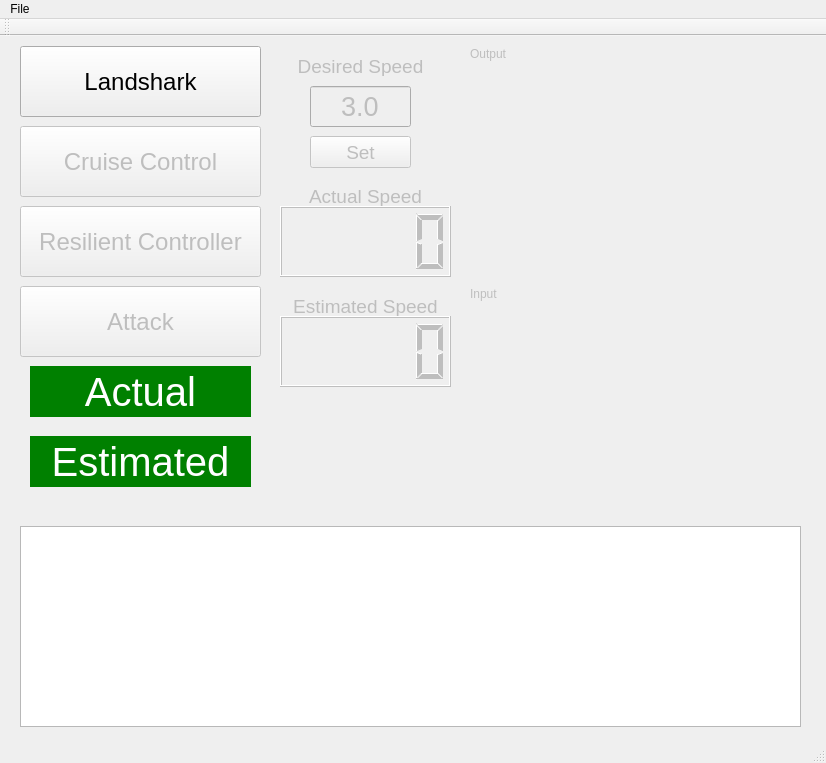
This is hacms/mainwindow.ui in PRECISE/HACMSDemo as Qt 5 draws it before an edit. The edited form follows.
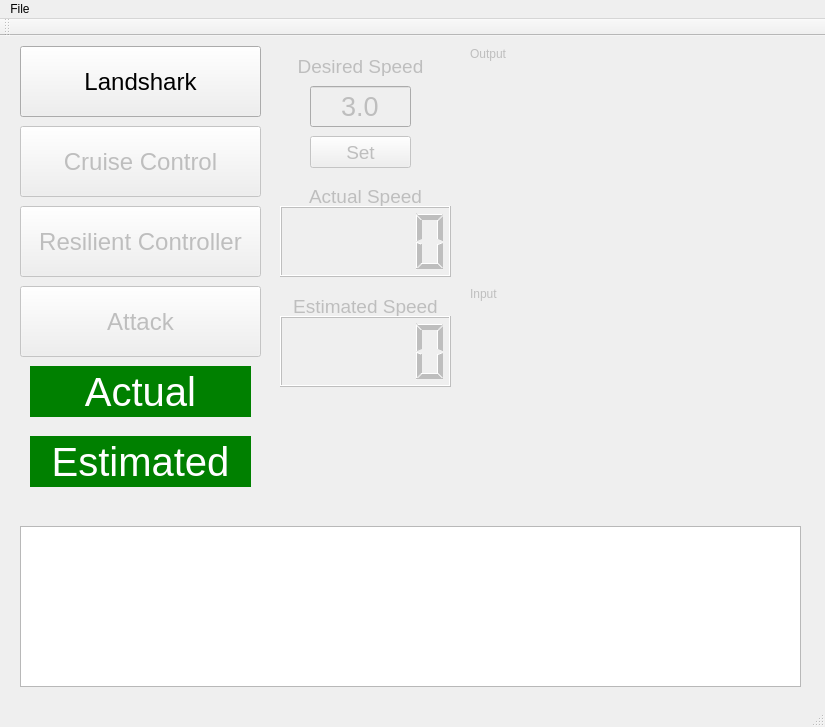
This is the edited form.

Commit message: Decreased console height in UI.

```diff
--- a/hacms/mainwindow.ui
+++ b/hacms/mainwindow.ui
@@ -7,8 +7,8 @@
    <rect>
     <x>0</x>
     <y>0</y>
-    <width>826</width>
-    <height>763</height>
+    <width>825</width>
+    <height>727</height>
    </rect>
   </property>
   <property name="windowTitle">
@@ -232,7 +232,7 @@
       <x>20</x>
       <y>490</y>
       <width>781</width>
-      <height>201</height>
+      <height>161</height>
      </rect>
     </property>
     <property name="font">
@@ -391,7 +391,7 @@
     <rect>
      <x>0</x>
      <y>0</y>
-     <width>826</width>
+     <width>825</width>
      <height>22</height>
     </rect>
    </property>
```
The commit also changes 1 other file.
